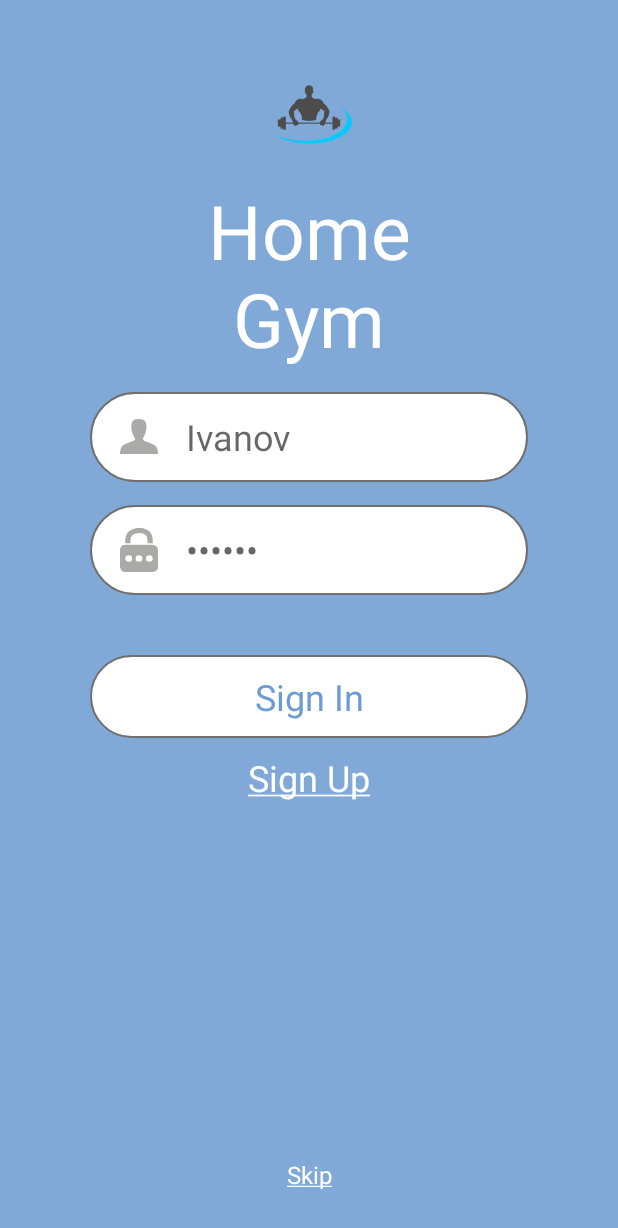
After one commit to llMaximll/Gym, an Android app: the LogInFragment screen opened directly, with no data from a screen before it, on a phone screen of 412 x 824 dp. The commit adds this screen. Shown: the top 1228 px of the screen. Run offline under Robolectric (Android 15) with nearby library versions, the phone set to English and light mode, and no system bars.

Commit message:
Добавил LogInFragment.kt и всё что с этим связано

```diff
--- a/app/src/main/java/com/github/llmaximll/gym/LaunchActivity.kt
+++ b/app/src/main/java/com/github/llmaximll/gym/LaunchActivity.kt
@@ -1,16 +1,22 @@
 package com.github.llmaximll.gym
 
+import android.content.Context
+import android.content.Intent
 import android.os.Bundle
 import androidx.appcompat.app.AppCompatActivity
 import androidx.fragment.app.Fragment
 import androidx.fragment.app.commit
 import com.github.llmaximll.gym.fragments.*
 
+private const val NAME_SHARED_PREFERENCES = "shared_preferences"
+private const val FIRST_LAUNCH = "first_launch"
+
 class LaunchActivity : AppCompatActivity(),
         Hello1Fragment.Callbacks,
         Hello2Fragment.Callbacks,
         Hello3Fragment.Callbacks,
-        Hello4Fragment.Callbacks {
+        Hello4Fragment.Callbacks,
+        Hello5Fragment.Callbacks {
     override fun onCreate(savedInstanceState: Bundle?) {
         super.onCreate(savedInstanceState)
         setContentView(R.layout.activity_launch)
@@ -45,6 +51,17 @@ class LaunchActivity : AppCompatActivity(),
         changeFragment(fragment)
     }
 
+    override fun onHello5Fragment() {
+        val sharedPreference =
+                getSharedPreferences(NAME_SHARED_PREFERENCES, Context.MODE_PRIVATE)
+        val editor = sharedPreference.edit()
+        editor.putBoolean(FIRST_LAUNCH, true)
+        editor.apply()
+        val intent = Intent(this, MainActivity::class.java)
+        startActivity(intent)
+        finish()
+    }
+
     private fun changeFragment(fragment: Fragment) {
         supportFragmentManager.commit {
             setCustomAnimations(android.R.animator.fade_in, android.R.animator.fade_out,
--- a/app/src/main/java/com/github/llmaximll/gym/MainActivity.kt
+++ b/app/src/main/java/com/github/llmaximll/gym/MainActivity.kt
@@ -9,6 +9,8 @@ import androidx.appcompat.app.AppCompatActivity
 import android.view.Menu
 import android.view.MenuItem
 import android.widget.Toast
+import androidx.fragment.app.commit
+import com.github.llmaximll.gym.fragments.LogInFragment
 
 private const val NAME_SHARED_PREFERENCES = "shared_preferences"
 private const val FIRST_LAUNCH = "first_launch"
@@ -26,12 +28,14 @@ class MainActivity : AppCompatActivity() {
             val intent = Intent(this, LaunchActivity::class.java)
             startActivity(intent)
             finish()
-        } else {
-            Toast.makeText(
-                    this,
-                    "!first_launch",
-                    Toast.LENGTH_LONG
-            ).show()
+        }
+        val currentFragment =
+                supportFragmentManager.findFragmentById(R.id.container_fragment)
+        if (currentFragment == null) {
+            val fragment = LogInFragment.newInstance()
+            supportFragmentManager.commit {
+                add(R.id.container_fragment, fragment)
+            }
         }
     }
 }
--- a/app/src/main/java/com/github/llmaximll/gym/fragments/Hello5Fragment.kt
+++ b/app/src/main/java/com/github/llmaximll/gym/fragments/Hello5Fragment.kt
@@ -16,9 +16,20 @@ private const val SP_WEIGHT = "sp_weight"
 
 class Hello5Fragment : Fragment() {
 
+    interface Callbacks {
+        fun onHello5Fragment()
+    }
+
     private lateinit var heightEditText: EditText
     private lateinit var weightEditText: EditText
     private lateinit var nextImageBoolean: ImageButton
+
+    private var callbacks: Callbacks? = null
+
+    override fun onAttach(context: Context) {
+        super.onAttach(context)
+        callbacks = context as Callbacks
+    }
 
     override fun onCreateView(inflater: LayoutInflater, container: ViewGroup?, savedInstanceState: Bundle?): View? {
         val view = layoutInflater.inflate(R.layout.fragment_hello_5, container, false)
@@ -28,6 +39,13 @@ class Hello5Fragment : Fragment() {
         nextImageBoolean = view.findViewById(R.id.next_imageButton)
 
         return view
+    }
+
+    override fun onStart() {
+        super.onStart()
+        nextImageBoolean.setOnClickListener {
+            callbacks?.onHello5Fragment()
+        }
     }
 
     override fun onStop() {
@@ -52,6 +70,11 @@ class Hello5Fragment : Fragment() {
         }
     }
 
+    override fun onDetach() {
+        super.onDetach()
+        callbacks = null
+    }
+
     companion object {
         fun newInstance(): Hello5Fragment = Hello5Fragment()
     }
--- /dev/null
+++ b/app/src/main/java/com/github/llmaximll/gym/fragments/LogInFragment.kt
@@ -0,0 +1,23 @@
+package com.github.llmaximll.gym.fragments
+
+import android.os.Bundle
+import android.view.LayoutInflater
+import android.view.View
+import android.view.ViewGroup
+import androidx.fragment.app.Fragment
+import com.github.llmaximll.gym.R
+
+class LogInFragment : Fragment() {
+
+    override fun onCreateView(inflater: LayoutInflater, container: ViewGroup?, savedInstanceState: Bundle?): View? {
+        val view = layoutInflater.inflate(R.layout.fragment_log_in, container, false)
+
+
+
+        return view
+    }
+
+    companion object {
+        fun newInstance(): LogInFragment = LogInFragment()
+    }
+}
--- /dev/null
+++ b/app/src/main/res/drawable/ic_lock.xml
@@ -0,0 +1,5 @@
+<vector android:height="29.408102dp" android:viewportHeight="17.946"
+    android:viewportWidth="15.256" android:width="25dp" xmlns:android="http://schemas.android.com/apk/res/android">
+    <path android:fillColor="#aaaaa9" android:pathData="M0,16.117L0,8.689c0.056,-0.168 0.105,-0.343 0.175,-0.5A2.143,2.143 0,0 1,2.319 6.868c3.293,0.007 6.587,0 9.88,0.007 0.364,0 0.722,-0.007 1.086,0.021a2.074,2.074 0,0 1,1.962 2.067c0.007,2.312 0.014,4.625 0,6.937a2.043,2.043 0,0 1,-2.081 2.046L2.06,17.946a1.665,1.665 0,0 1,-1.4 -0.6A9.423,9.423 0,0 1,0 16.117ZM3.483,13.756a1.332,1.332 0,0 0,1.366 -1.359A1.368,1.368 0,0 0,3.511 11.068a1.346,1.346 0,0 0,-1.359 1.331A1.331,1.331 0,0 0,3.483 13.755ZM11.783,13.756a1.324,1.324 0,0 0,1.338 -1.352,1.341 1.341,0 0,0 -1.359,-1.331 1.363,1.363 0,0 0,-1.338 1.324A1.326,1.326 0,0 0,11.786 13.755ZM7.614,13.756a1.332,1.332 0,0 0,1.366 -1.317,1.349 1.349,0 1,0 -2.7,0A1.332,1.332 0,0 0,7.617 13.755Z"/>
+    <path android:fillColor="#aaaaa9" android:pathData="M8.689,0c0.364,0.091 0.743,0.168 1.1,0.28a4.522,4.522 0,0 1,3.293 4c0.091,0.631 0.084,1.268 0.119,1.934L11.113,6.214c-0.056,-0.6 -0.077,-1.191 -0.161,-1.773a2.507,2.507 0,0 0,-2.228 -2.249,5.6 5.6,0 0,0 -2.46,0.063 2.593,2.593 0,0 0,-2.011 2.495c-0.035,0.477 -0.056,0.953 -0.084,1.451L2.136,6.201c-0.217,-2.032 0.315,-4.4 2.347,-5.48A13.25,13.25 0,0 1,6.411 0.07c0.056,-0.021 0.112,-0.049 0.175,-0.07Z"/>
+</vector>
--- /dev/null
+++ b/app/src/main/res/drawable/ic_profile.xml
@@ -0,0 +1,4 @@
+<vector android:height="23.149258dp" android:viewportHeight="14.672"
+    android:viewportWidth="15.845" android:width="25dp" xmlns:android="http://schemas.android.com/apk/res/android">
+    <path android:fillColor="#aaaaa9" android:pathData="M15.845,14.177v0.5L0,14.677v-0.5c0.014,-0.055 0.028,-0.124 0.041,-0.179 0.069,-0.4 0.1,-0.812 0.206,-1.211a3.117,3.117 0,0 1,1.776 -2.23c0.661,-0.289 1.335,-0.564 2.01,-0.826 0.564,-0.22 1.143,-0.4 1.707,-0.633a1.043,1.043 0,0 0,0.523 -0.977,0.139 0.139,0 0,0 -0.055,-0.1A7.336,7.336 0,0 1,5.094 5.682,7.514 7.514,0 0,1 4.8,2.145 2.415,2.415 0,0 1,6.718 0.135,5.066 5.066,0 0,1 8.852,0.094a2.474,2.474 0,0 1,2.12 2.244,6.839 6.839,0 0,1 -0.041,2.12A8.24,8.24 0,0 1,9.65 7.872,0.483 0.483,0 0,0 9.581,7.982a1.215,1.215 0,0 0,0.454 1.088,7.966 7.966,0 0,0 0.785,0.344c0.826,0.317 1.652,0.592 2.478,0.922a4.307,4.307 0,0 1,1.459 0.895,3.506 3.506,0 0,1 0.922,1.858C15.762,13.461 15.79,13.819 15.845,14.177Z"/>
+</vector>
--- /dev/null
+++ b/app/src/main/res/layout/fragment_log_in.xml
@@ -0,0 +1,157 @@
+<?xml version="1.0" encoding="utf-8"?>
+<androidx.constraintlayout.widget.ConstraintLayout xmlns:android="http://schemas.android.com/apk/res/android"
+    android:layout_width="match_parent"
+    android:layout_height="match_parent"
+    xmlns:app="http://schemas.android.com/apk/res-auto"
+    android:background="#992E70BE">
+
+    <ImageView
+        android:id="@+id/logo_imageView"
+        android:layout_width="wrap_content"
+        android:layout_height="wrap_content"
+        android:layout_marginTop="30dp"
+        app:layout_constraintStart_toStartOf="parent"
+        app:layout_constraintTop_toTopOf="parent"
+        app:layout_constraintEnd_toEndOf="parent"
+        android:src="@mipmap/fitness_logo"/>
+
+    <TextView
+        android:id="@+id/logo_text_view"
+        android:layout_width="wrap_content"
+        android:layout_height="wrap_content"
+        android:gravity="center"
+        android:text="Home\nGym"
+        android:textSize="50sp"
+        android:textColor="@color/white"
+        app:layout_constraintStart_toStartOf="parent"
+        app:layout_constraintTop_toBottomOf="@id/logo_imageView"
+        app:layout_constraintEnd_toEndOf="parent"/>
+
+    <FrameLayout
+        android:id="@+id/name_frameLayout"
+        android:layout_width="0dp"
+        android:layout_height="wrap_content"
+        android:layout_marginStart="60dp"
+        android:layout_marginTop="15dp"
+        android:layout_marginEnd="60dp"
+        android:layout_marginBottom="30dp"
+        app:layout_constraintTop_toBottomOf="@id/logo_text_view"
+        app:layout_constraintEnd_toEndOf="parent"
+        app:layout_constraintStart_toStartOf="parent">
+
+        <ImageButton
+            android:id="@+id/imageButton1"
+            android:layout_width="match_parent"
+            android:layout_height="60dp"
+            android:layout_gravity="center"
+            android:background="@drawable/button_launch_rectangle_selector"/>
+
+        <ImageView
+            android:layout_width="wrap_content"
+            android:layout_height="wrap_content"
+            android:layout_marginStart="20dp"
+            android:layout_gravity="center_vertical"
+            android:src="@drawable/ic_profile"/>
+
+        <EditText
+            android:id="@+id/textView1"
+            android:layout_width="wrap_content"
+            android:layout_height="wrap_content"
+            android:layout_gravity="center_vertical"
+            android:layout_marginStart="60dp"
+            android:hint="Ivanov"
+            android:textSize="24sp"
+            android:textColor="#6E9CD2"
+            android:backgroundTint="#00FFFFFF"/>
+    </FrameLayout>
+
+    <FrameLayout
+        android:id="@+id/password_frameLayout"
+        android:layout_width="0dp"
+        android:layout_height="wrap_content"
+        android:layout_marginStart="60dp"
+        android:layout_marginTop="15dp"
+        android:layout_marginEnd="60dp"
+        android:layout_marginBottom="30dp"
+        app:layout_constraintTop_toBottomOf="@id/name_frameLayout"
+        app:layout_constraintEnd_toEndOf="parent"
+        app:layout_constraintStart_toStartOf="parent">
+
+        <ImageButton
+            android:id="@+id/imageButton2"
+            android:layout_width="match_parent"
+            android:layout_height="60dp"
+            android:layout_gravity="center"
+            android:background="@drawable/button_launch_rectangle_selector"/>
+
+        <ImageView
+            android:layout_width="wrap_content"
+            android:layout_height="wrap_content"
+            android:layout_marginStart="20dp"
+            android:layout_gravity="center_vertical"
+            android:src="@drawable/ic_lock"/>
+
+        <EditText
+            android:id="@+id/textView2"
+            android:layout_width="wrap_content"
+            android:layout_height="wrap_content"
+            android:layout_gravity="center_vertical"
+            android:layout_marginStart="60dp"
+            android:hint="&#8226;&#8226;&#8226;&#8226;&#8226;&#8226;"
+            android:textSize="24sp"
+            android:textColor="#6E9CD2"
+            android:inputType="textPassword"
+            android:backgroundTint="#00FFFFFF"/>
+    </FrameLayout>
+
+    <FrameLayout
+        android:id="@+id/signIn_frameLayout"
+        android:layout_width="0dp"
+        android:layout_height="wrap_content"
+        android:layout_marginStart="60dp"
+        android:layout_marginTop="40dp"
+        android:layout_marginEnd="60dp"
+        android:layout_marginBottom="30dp"
+        app:layout_constraintTop_toBottomOf="@id/password_frameLayout"
+        app:layout_constraintEnd_toEndOf="parent"
+        app:layout_constraintStart_toStartOf="parent">
+
+        <ImageButton
+            android:id="@+id/imageButton3"
+            android:layout_width="match_parent"
+            android:layout_height="55dp"
+            android:layout_gravity="center"
+            android:background="@drawable/button_launch_rectangle_selector"/>
+
+        <TextView
+            android:layout_width="match_parent"
+            android:layout_height="match_parent"
+            android:gravity="center"
+            android:text="Sign In"
+            android:textSize="24sp"
+            android:textColor="#6E9CD2"/>
+    </FrameLayout>
+
+    <TextView
+        android:layout_width="wrap_content"
+        android:layout_height="wrap_content"
+        android:layout_marginTop="10dp"
+        android:text="@string/sign_up"
+        android:textColor="@color/white"
+        android:textSize="24sp"
+        app:layout_constraintTop_toBottomOf="@id/signIn_frameLayout"
+        app:layout_constraintStart_toStartOf="parent"
+        app:layout_constraintEnd_toEndOf="parent"/>
+
+    <TextView
+        android:layout_width="wrap_content"
+        android:layout_height="wrap_content"
+        android:layout_marginBottom="30dp"
+        android:text="@string/skip"
+        android:textColor="@color/white"
+        android:textSize="16sp"
+        app:layout_constraintStart_toStartOf="parent"
+        app:layout_constraintEnd_toEndOf="parent"
+        app:layout_constraintBottom_toBottomOf="parent"/>
+
+</androidx.constraintlayout.widget.ConstraintLayout>
--- a/app/src/main/res/values/strings.xml
+++ b/app/src/main/res/values/strings.xml
@@ -9,4 +9,6 @@
 
     <string name="hello_first_fragment">Hello first fragment</string>
     <string name="hello_second_fragment">Hello second fragment. Arg: %1$s</string>
+    <string name="sign_up"><u>Sign Up</u></string>
+    <string name="skip"><u>Skip</u></string>
 </resources>
```
Also changed, not shown: app/src/main/res/mipmap-hdpi/fitness_logo.png (added), app/src/main/res/mipmap-mdpi/fitness_logo.png (added), app/src/main/res/mipmap-xhdpi/fitness_logo.png (added), app/src/main/res/mipmap-xxhdpi/fitness_logo.png (added), app/src/main/res/mipmap-xxxhdpi/fitness_logo.png (added).
